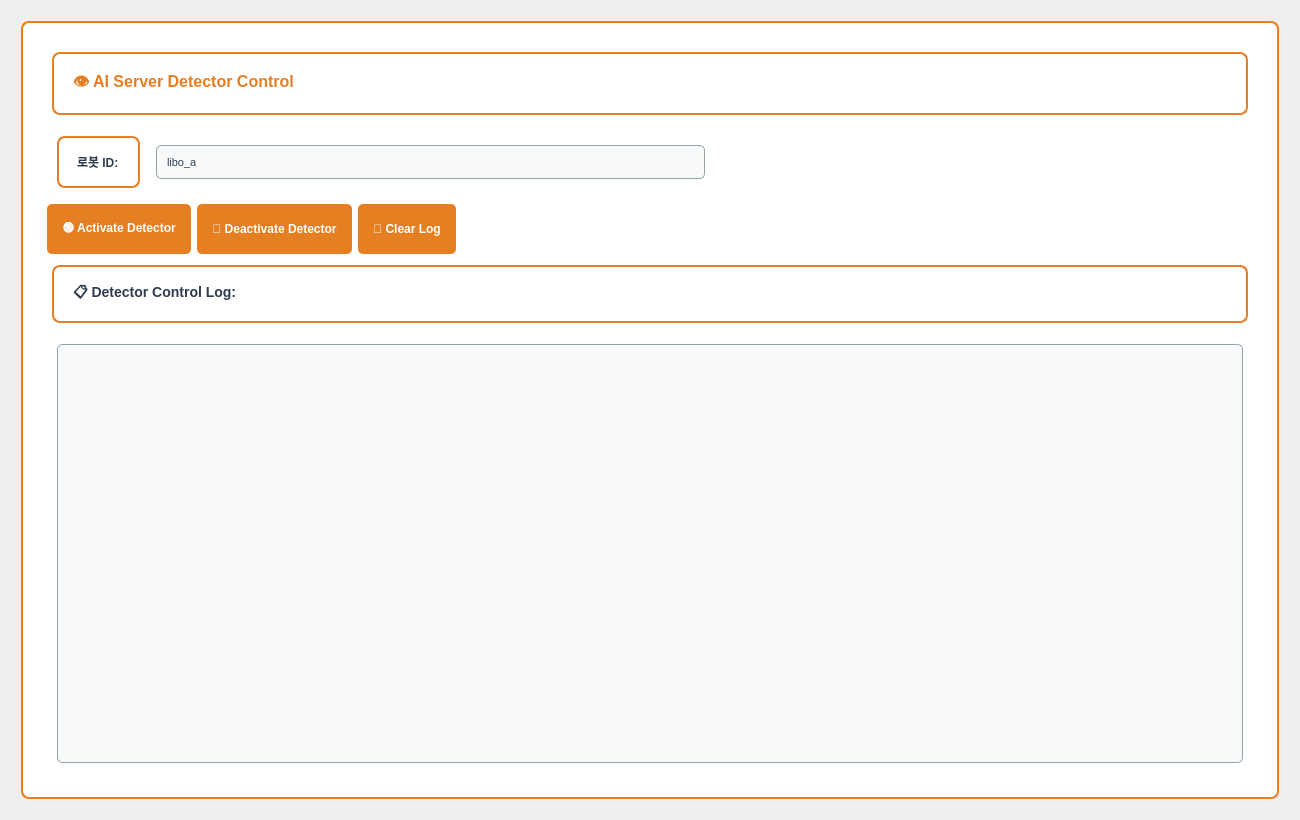
Old version of the form ros_ws/src/admin/ui/ai_server_control_tab.ui in the repository addinedu-ros-9th/ros-repo-1.
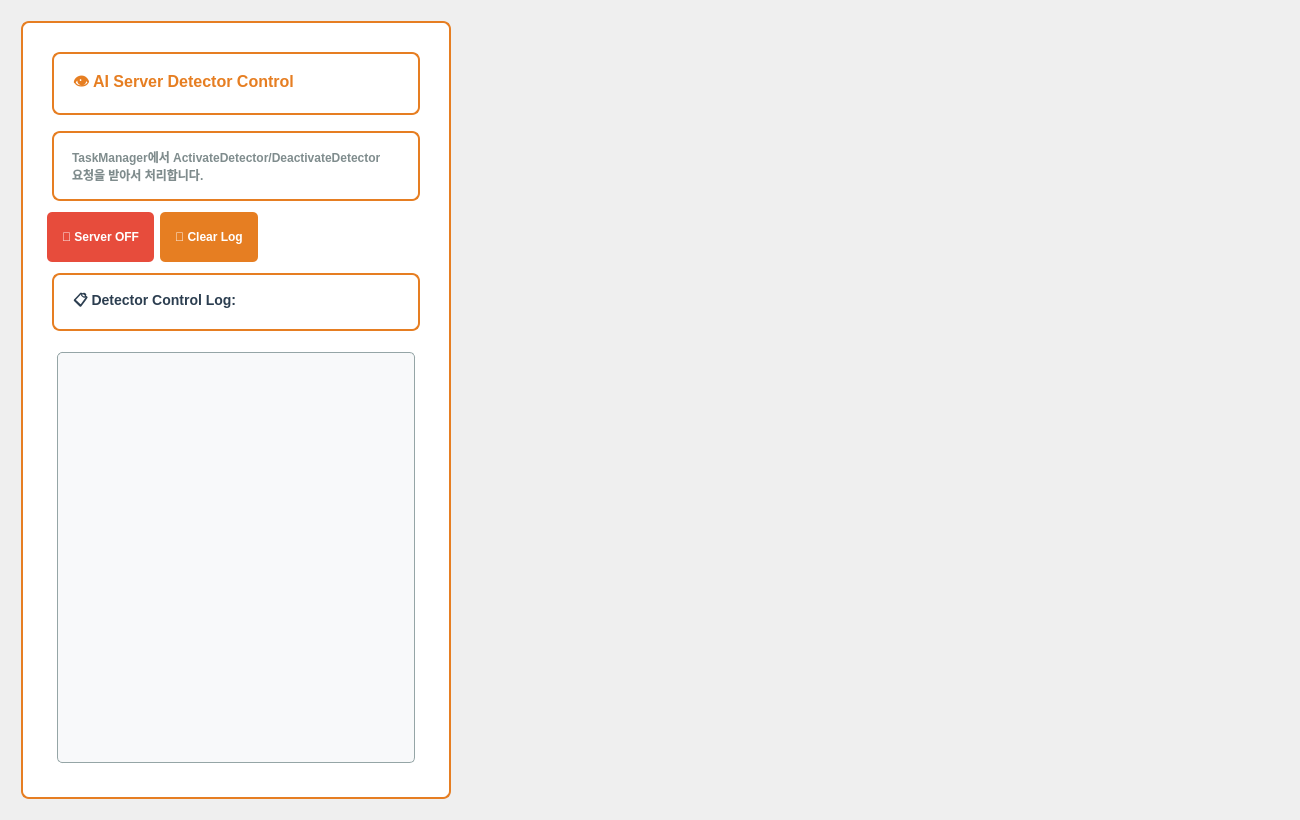
New version of the form.

Commit message: [admin] admin_gui is fully functional with seperate tabs, activate/deactivate vision TESTED

The edit to the form file:
```diff
--- a/ros_ws/src/admin/ui/ai_server_control_tab.ui
+++ b/ros_ws/src/admin/ui/ai_server_control_tab.ui
@@ -10,9 +10,22 @@
     <height>820</height>
    </rect>
   </property>
-  <layout class="QVBoxLayout" name="verticalLayout">
+  <layout class="QHBoxLayout" name="horizontalLayout">
+   <!-- 왼쪽: Detector Control Frame (1/3 크기) -->
    <item>
     <widget class="QFrame" name="detector_control_frame">
+     <property name="minimumSize">
+      <size>
+       <width>400</width>
+       <height>0</height>
+      </size>
+     </property>
+     <property name="maximumSize">
+      <size>
+       <width>450</width>
+       <height>16777215</height>
+      </size>
+     </property>
      <property name="styleSheet">
       <string>QFrame {
     border: 2px solid #e67e22;
@@ -26,14 +39,6 @@
     font-size: 12px;
     font-weight: bold;
 }
-QLineEdit {
-    background-color: #f8f9fa;
-    color: #2c3e50;
-    border: 1px solid #95a5a6;
-    border-radius: 5px;
-    padding: 8px;
-    font-size: 11px;
-}
 QPushButton {
     background-color: #e67e22;
     color: white;
@@ -78,55 +83,27 @@
        </widget>
       </item>
       <item>
-       <layout class="QHBoxLayout" name="robot_selection_layout">
-        <item>
-         <widget class="QLabel" name="robot_id_label">
-          <property name="text">
-           <string>로봇 ID:</string>
-          </property>
-         </widget>
-        </item>
-        <item>
-         <widget class="QLineEdit" name="detector_robot_id_edit">
-          <property name="text">
-           <string>libo_a</string>
-          </property>
-          <property name="minimumSize">
-           <size>
-            <width>150</width>
-            <height>0</height>
-           </size>
-          </property>
-         </widget>
-        </item>
-        <item>
-         <spacer name="horizontalSpacer">
-          <property name="orientation">
-           <enum>Qt::Horizontal</enum>
-          </property>
-          <property name="sizeHint" stdset="0">
-           <size>
-            <width>40</width>
-            <height>20</height>
-           </size>
-          </property>
-         </spacer>
-        </item>
-       </layout>
+       <widget class="QLabel" name="description_label">
+        <property name="text">
+         <string>TaskManager에서 ActivateDetector/DeactivateDetector 요청을 받아서 처리합니다.</string>
+        </property>
+        <property name="styleSheet">
+         <string>font-size: 12px; color: #7f8c8d; margin: 5px;</string>
+        </property>
+        <property name="wordWrap">
+         <bool>true</bool>
+        </property>
+       </widget>
       </item>
       <item>
        <layout class="QHBoxLayout" name="control_buttons_layout">
         <item>
          <widget class="QPushButton" name="activate_detector_button">
           <property name="text">
-           <string>🟢 Activate Detector</string>
+           <string>🔴 Server OFF</string>
           </property>
-         </widget>
-        </item>
-        <item>
-         <widget class="QPushButton" name="deactivate_detector_button">
-          <property name="text">
-           <string>🔴 Deactivate Detector</string>
+          <property name="styleSheet">
+           <string>background-color: #e74c3c; color: white; border: none; padding: 10px 15px; border-radius: 5px; font-weight: bold; font-size: 12px; min-height: 30px;</string>
           </property>
          </widget>
         </item>
@@ -138,7 +115,7 @@
          </widget>
         </item>
         <item>
-         <spacer name="horizontalSpacer_2">
+         <spacer name="horizontalSpacer">
           <property name="orientation">
            <enum>Qt::Horizontal</enum>
           </property>
@@ -172,6 +149,20 @@
      </layout>
     </widget>
    </item>
+   <!-- 오른쪽: 빈 공간 (2/3 크기) -->
+   <item>
+    <spacer name="rightSpacer">
+     <property name="orientation">
+      <enum>Qt::Horizontal</enum>
+     </property>
+     <property name="sizeHint" stdset="0">
+      <size>
+       <width>800</width>
+       <height>20</height>
+      </size>
+     </property>
+    </spacer>
+   </item>
   </layout>
  </widget>
 </ui> 
```
Left out of the diff: 4 changed lines with no effect on the pictures. The commit also changes 3 other files.
